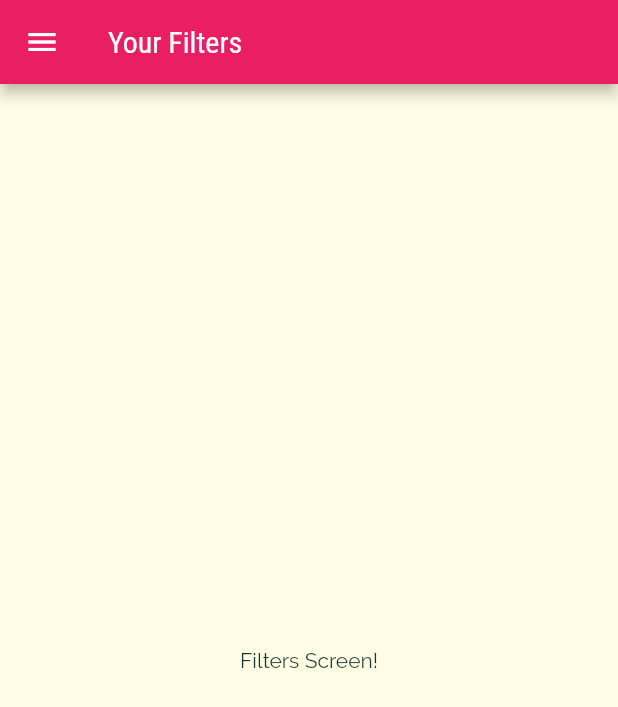
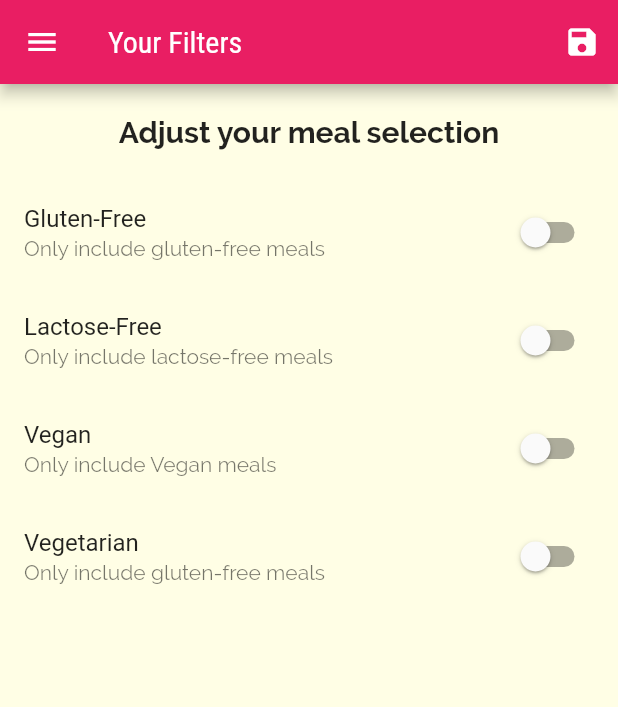
Before and after one commit to ziadabdelaziz/meals-app, a Flutter app: the FiltersScreen screen opened by its route, on a phone screen of 412 x 824 dp. Shown: the top 707 px of the screen. Run offline on Flutter 3.47's test engine with Material 2 defaults, Android fonts, the phone set to English and light mode, and no system bars; our stand-ins replace fluttertoast.

Commit message:
added filters logic

```diff
--- a/lib/main.dart
+++ b/lib/main.dart
@@ -1,15 +1,63 @@
 import 'package:flutter/material.dart';
+import 'package:meals/dummy_data.dart';
 import 'package:meals/screens/categories_screen.dart';
 import 'package:meals/screens/category_meals_screen.dart';
 import 'package:meals/screens/meal_detail_screen.dart';
 import 'package:meals/screens/tabs_screen.dart';
 import 'screens/filters_screen.dart';
+import 'dummy_data.dart';
+import 'models/meal.dart';
+import 'package:fluttertoast/fluttertoast.dart';
+
 void main() {
   runApp(MyApp());
 }
 
-class MyApp extends StatelessWidget {
+class MyApp extends StatefulWidget {
+  @override
+  State<MyApp> createState() => _MyAppState();
+}
+
+class _MyAppState extends State<MyApp> {
   // const MyApp({super.key});
+
+  List<Meal> _abailableMeals = DUMMY_MEALS;
+
+  Map<String, bool> _filters = {
+    'gluten-free': false,
+    'lactose-free': false,
+    'vegan': false,
+    'vegetarian': false,
+  };
+
+  void updateFilters(Map<String, bool> newFilters) {
+    setState(() {
+      _filters = newFilters;
+
+      _abailableMeals = DUMMY_MEALS.where((meal) {
+        if (_filters['gluten-free']! && !meal.isGlutenFree) {
+          return false;
+        }
+        if (_filters['lactose-free']! && !meal.isLactoseFree) {
+          return false;
+        }
+        if (_filters['vegan']! && !meal.isVegan) {
+          return false;
+        }
+        if (_filters['vegetarian']! && !meal.isVegetarian) {
+          return false;
+        }
+
+        return true;
+      }).toList();
+
+      Fluttertoast.showToast(
+        msg: "Filters Saved",
+        fontSize: 18,
+        gravity: ToastGravity.BOTTOM,
+      );
+    });
+  }
 
   // This widget is the root of your application.
   @override
@@ -38,15 +86,20 @@ class MyApp extends StatelessWidget {
               fontFamily: 'RobotoCondensed',
               fontWeight: FontWeight.w500,
             ),
+            headline5: const TextStyle(
+              fontWeight: FontWeight.w700,
+              fontSize: 20,
+            )),
       ),
-      ),
+
       home: TabScreen(),
       // initialRoute: '/',
       routes: {
         // '/': (ctx) => TabScreen(),
-        CategoryMealsScreen.routeName: (ctx) =>CategoryMealsScreen(),
+        CategoryMealsScreen.routeName: (ctx) =>
+            CategoryMealsScreen(_abailableMeals),
         MealDetailScreen.routeName: (ctx) => MealDetailScreen(),
-        FiltersScreen.routeName:(ctx) => const FiltersScreen(),
+        FiltersScreen.routeName: (ctx) => FiltersScreen(updateFilters, _filters),
       },
       onUnknownRoute: ((settings) {
         return MaterialPageRoute(
--- a/lib/screens/filters_screen.dart
+++ b/lib/screens/filters_screen.dart
@@ -1,17 +1,122 @@
 import 'package:flutter/material.dart';
 import 'package:meals/widgets/my_drawer.dart';
 
-class FiltersScreen extends StatelessWidget {
-  const FiltersScreen({Key? key}) : super(key: key);
+class FiltersScreen extends StatefulWidget {
+  // const FiltersScreen({Key? key}) : super(key: key);
   static const routeName = '/filters';
+  Function saveFilters;
+  Map<String, bool> currentFilters;
+
+  FiltersScreen(
+    this.saveFilters,
+    this.currentFilters,
+  );
+
+  @override
+  State<FiltersScreen> createState() => _FiltersScreenState();
+}
+
+class _FiltersScreenState extends State<FiltersScreen> {
+  bool _glutenFree = false;
+  bool _vegetarian = false;
+  bool _vegan = false;
+  bool _lactoseFree = false;
+
+  @override
+  void initState() {
+    _glutenFree = widget.currentFilters['gluten-free'] as bool;
+    _lactoseFree = widget.currentFilters['lactose-free'] as bool;
+    _vegetarian = widget.currentFilters['vegetarian'] as bool;
+    _vegan = widget.currentFilters['vegan'] as bool;
+    super.initState();
+  }
+
+  Widget _buildSwitchListTile(
+    String title,
+    String description,
+    bool currentValue,
+    Function updateValue,
+  ) {
+    return SwitchListTile(
+      title: Text(title),
+      value: currentValue,
+      subtitle: Text(description),
+      onChanged: (newValue) => updateValue(newValue),
+    );
+  }
+
   @override
   Widget build(BuildContext context) {
     return Scaffold(
-      appBar: AppBar(title: const Text('Your Filters')),
-      drawer: const Drawer(child: MyDrawer()),
-      body: const Center(
-        child: Text("Filters Screen!"),
-      ),
-    );
+        appBar: AppBar(
+          title: const Text('Your Filters'),
+          actions: [
+            IconButton(
+                onPressed: () => widget.saveFilters({
+                      "gluten-free": _glutenFree,
+                      "vegetarian": _vegetarian,
+                      "vegan": _vegan,
+                      "lactose-free": _lactoseFree,
+                    }),
+                icon: const Icon(Icons.save))
+          ],
+        ),
+        drawer: const Drawer(child: MyDrawer()),
+        body: Column(
+          children: [
+            Container(
+              padding: EdgeInsets.all(20),
+              child: Text(
+                'Adjust your meal selection',
+                style: Theme.of(context).textTheme.headline5,
+              ),
+            ),
+            Expanded(
+                child: ListView(
+              children: [
+                _buildSwitchListTile(
+                  'Gluten-Free',
+                  'Only include gluten-free meals',
+                  _glutenFree,
+                  (newVal) {
+                    setState(() {
+                      _glutenFree = newVal;
+                    });
+                  },
+                ),
+                _buildSwitchListTile(
+                  'Lactose-Free',
+                  'Only include lactose-free meals',
+                  _lactoseFree,
+                  (newVal) {
+                    setState(() {
+                      _lactoseFree = newVal;
+                    });
+                  },
+                ),
+                _buildSwitchListTile(
+                  'Vegan',
+                  'Only include Vegan meals',
+                  _vegan,
+                  (newVal) {
+                    setState(() {
+                      _vegan = newVal;
+                    });
+                  },
+                ),
+                _buildSwitchListTile(
+                  'Vegetarian',
+                  'Only include gluten-free meals',
+                  _vegetarian,
+                  (newVal) {
+                    setState(() {
+                      _vegetarian = newVal;
+                    });
+                  },
+                )
+              ],
+            ))
+          ],
+        ));
   }
 }
--- a/lib/screens/meal_detail_screen.dart
+++ b/lib/screens/meal_detail_screen.dart
@@ -84,6 +84,10 @@ class MealDetailScreen extends StatelessWidget {
           ),
         ]),
       ),
+      floatingActionButton: FloatingActionButton(
+        child: const Icon(Icons.delete),
+        onPressed: () => Navigator.of(context).pop(mealId),
+      ),
     );
   }
 }
--- a/pubspec.yaml
+++ b/pubspec.yaml
@@ -46,7 +46,9 @@ dev_dependencies:
   # activated in the `analysis_options.yaml` file located at the root of your
   # package. See that file for information about deactivating specific lint
   # rules and activating additional ones.
+  cupertino_icons: ^1.0.2
   flutter_lints: ^2.0.0
+  fluttertoast: ^8.0.8
 
 # For information on the generic Dart part of this file, see the
 # following page: https://dart.dev/tools/pub/pubspec
```
Also changed, not shown: lib/screens/category_meals_screen.dart (+49 -21 lines), lib/widgets/meal_item.dart (+10 -2 lines), pubspec.lock. Lines whose indentation alone changed are shown as unchanged.
